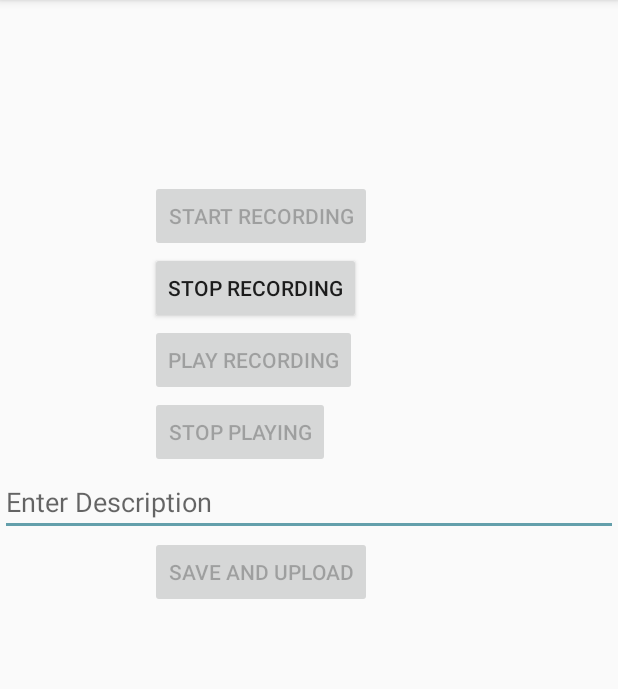
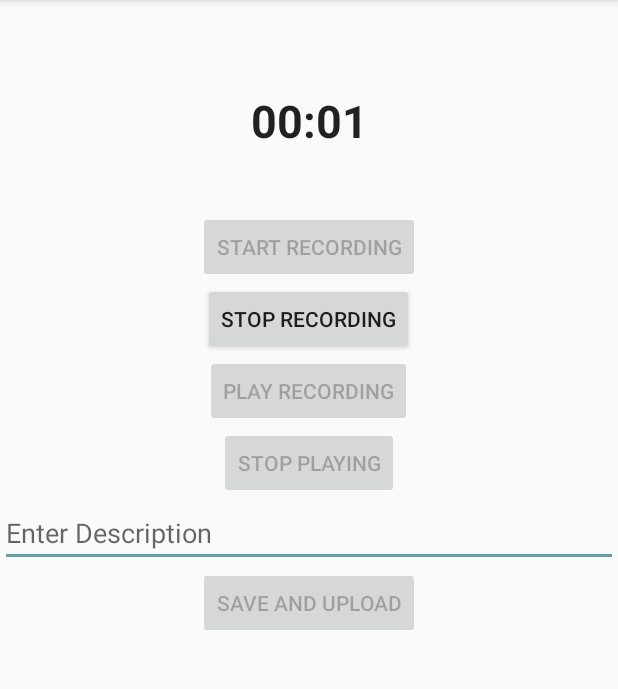
Before and after one commit to honchomort/AudioCompanion, an Android app: the RecordAudio screen opened directly, with no data from a screen before it, after a tap on "START RECORDING", on a phone screen of 412 x 824 dp, the part 84-773 px from its top. Run offline under Robolectric (Android 15) with nearby library versions, the phone set to English and light mode, and no system bars; our stand-ins replace Firebase (no records; nobody signed in at launch, a user with empty details on screens opened directly).

Commit message:
chrono working

```diff
--- a/app/src/main/java/com/gads/audiocompanion/RecordAudio.java
+++ b/app/src/main/java/com/gads/audiocompanion/RecordAudio.java
@@ -7,10 +7,12 @@ import android.media.MediaRecorder;
 import android.net.Uri;
 import android.os.Bundle;
 import android.os.Environment;
+import android.os.SystemClock;
 import android.text.TextUtils;
 import android.util.Log;
 import android.view.View;
 import android.widget.Button;
+import android.widget.Chronometer;
 import android.widget.EditText;
 import android.widget.TextView;
 import android.widget.Toast;
@@ -40,6 +42,8 @@ public class RecordAudio extends AppCompatActivity {
     private Button startbtn, stopbtn, playbtn, stopplay, saveupload;
     private EditText description;
     private TextView tvPath;
+    private Chronometer mChronometer;
+
     private MediaRecorder mRecorder;
     private MediaPlayer mPlayer;
     ProgressDialog mProgressDialog;
@@ -90,6 +94,7 @@ public class RecordAudio extends AppCompatActivity {
        //     folder.mkdirs();
        // }
 
+        mChronometer = findViewById(R.id.chrono);
         startbtn = findViewById(R.id.btnRecord);
         stopbtn = findViewById(R.id.btnStop);
         playbtn = findViewById(R.id.btnPlay);
@@ -108,6 +113,7 @@ public class RecordAudio extends AppCompatActivity {
             @Override
             public void onClick(View v) {
                 if(CheckPermissions()) {
+
                     stopbtn.setEnabled(true);
                     startbtn.setEnabled(false);
                     playbtn.setEnabled(false);
@@ -117,12 +123,15 @@ public class RecordAudio extends AppCompatActivity {
                     mRecorder.setOutputFormat(MediaRecorder.OutputFormat.THREE_GPP);
                     mRecorder.setAudioEncoder(MediaRecorder.AudioEncoder.AMR_NB);
                     mRecorder.setOutputFile(mFileName);
+
                     try {
                         mRecorder.prepare();
                     } catch (IOException e) {
                         Log.e(LOG_TAG, "prepare() failed");
                     }
                     mRecorder.start();
+                    mChronometer.setBase(SystemClock.elapsedRealtime());
+                    mChronometer.start();
                     Toast.makeText(getApplicationContext(), "Recording Started", Toast.LENGTH_LONG).show();
                 }
                 else
@@ -143,6 +152,7 @@ public class RecordAudio extends AppCompatActivity {
                 mRecorder.release();
                 mRecorder = null;
                 tvPath.setText(mFileName);
+                mChronometer.stop();
                 Toast.makeText(getApplicationContext(), "Recording Stopped", Toast.LENGTH_LONG).show();
             }
         });
--- a/app/src/main/res/layout/activity_record_audio.xml
+++ b/app/src/main/res/layout/activity_record_audio.xml
@@ -2,30 +2,45 @@
 <LinearLayout xmlns:android="http://schemas.android.com/apk/res/android"
     android:orientation="vertical" android:layout_width="match_parent"
     android:layout_height="match_parent">
+
+    <Chronometer
+        android:id="@+id/chrono"
+        android:layout_width="match_parent"
+        android:layout_height="wrap_content"
+        android:layout_marginTop="60dp"
+        android:textAlignment="center"
+        android:textAppearance="@style/TextAppearance.AppCompat.Large"
+        android:textSize="30sp"
+        android:textStyle="bold" />
+
     <Button
         android:id="@+id/btnRecord"
         android:layout_width="wrap_content"
         android:layout_height="wrap_content"
-        android:layout_marginLeft="100dp"
-        android:layout_marginTop="120dp"
-        android:text="Start Recording" />
+        android:layout_gravity="center"
+        android:layout_marginTop="40dp"
+        android:text="Start Recording"
+        android:textAlignment="center" />
+
     <Button
         android:id="@+id/btnStop"
         android:layout_width="wrap_content"
         android:layout_height="wrap_content"
-        android:layout_marginLeft="100dp"
+        android:layout_gravity="center"
         android:text="Stop Recording" />
+
     <Button
         android:id="@+id/btnPlay"
         android:layout_width="wrap_content"
         android:layout_height="wrap_content"
-        android:layout_marginLeft="100dp"
+        android:layout_gravity="center"
         android:text="Play Recording" />
+
     <Button
         android:id="@+id/btnStopPlay"
         android:layout_width="wrap_content"
         android:layout_height="wrap_content"
-        android:layout_marginLeft="100dp"
+        android:layout_gravity="center"
         android:text="Stop Playing" />
 
     <EditText
@@ -35,13 +50,14 @@
         android:ems="10"
         android:hint="Enter Description"
         android:imeOptions="actionDone"
-        android:singleLine="true"/>
+        android:singleLine="true"
+        android:textAlignment="textStart" />
 
     <Button
         android:id="@+id/btnSave"
         android:layout_width="wrap_content"
         android:layout_height="wrap_content"
-        android:layout_marginLeft="100dp"
+        android:layout_gravity="center"
         android:text="Save and Upload" />
 
     <TextView
```
